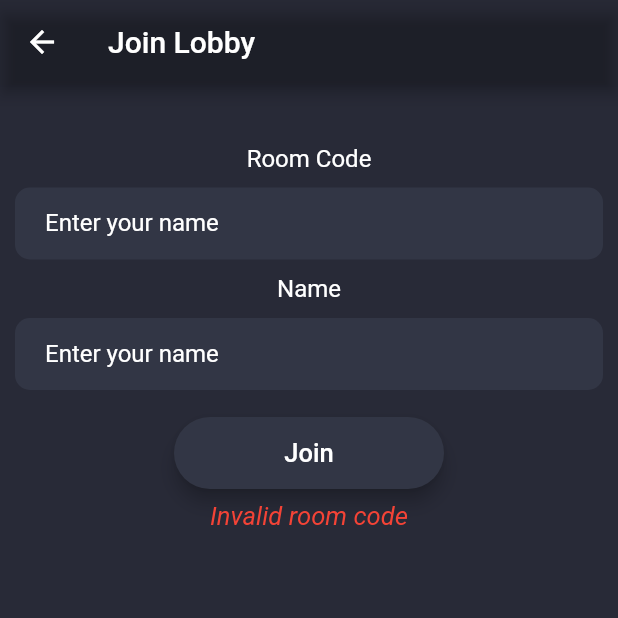
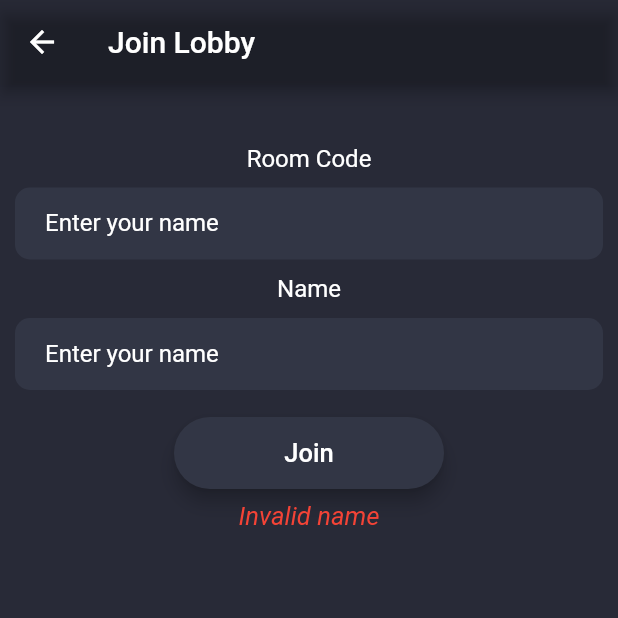
Before and after one commit to NSalberg/GameShowBuzzer, a Flutter app: the RoomPage screen opened by its route, after a tap on "Join", on a phone screen of 412 x 824 dp, the top half of it. Run offline on Flutter 3.47's test engine with Material 2 defaults, Android fonts, the phone set to English and light mode, and no system bars; our stand-ins replace cloud_firestore, firebase_core; accounts and stored records are empty.

Commit message:
changed some formatting

```diff
--- a/lib/views/room_page.dart
+++ b/lib/views/room_page.dart
@@ -17,6 +17,7 @@ class _RoomPageState extends State<RoomPage> {
   String name = "";
   FirebaseFirestore db = FirebaseFirestore.instance;
   bool _visible = false;
+  String _error = '';
 
   @override
   Widget build(BuildContext context) {
@@ -91,26 +92,36 @@ class _RoomPageState extends State<RoomPage> {
                 title: "Join",
                 colour: AppColors.textField,
                   onPressed: () async {
-                    var snap = await db.collection("room").where("room code", isEqualTo: roomCode).get();
-                    if(snap.docs.length == 1){
-                      Navigator.push(
-                          context,
-                          MaterialPageRoute(builder: (context) => BuzzerPage(roomCode: roomCode, name: name,))
-                      );
-                    } else {
+                    if (name == "") {
                       setState(() {
                         _visible = true;
+                        _error = "Invalid name";
                       });
-                    }
-                  },
+                    } else {
+                      var snap = await db.collection("room").where(
+                          "room code", isEqualTo: roomCode).get();
+                      if (snap.docs.length == 1) {
+                        Navigator.push(
+                            context,
+                            MaterialPageRoute(builder: (context) =>
+                                BuzzerPage(roomCode: roomCode, name: name,))
+                        );
+                      } else {
+                        setState(() {
+                          _visible = true;
+                          _error = "Invalid room code";
+                        });
+                      }
+                    };
+                  }
               ),
               Opacity(
                 opacity: _visible ? 1.0 : 0.0,
-                child: const Text(
-                  'Invalid room code',
+                child: Text(
+                  _error,
                   textAlign: TextAlign.center,
                   overflow: TextOverflow.ellipsis,
-                  style: TextStyle(
+                  style: const TextStyle(
                       fontStyle: FontStyle.italic,
                       color: Colors.red,
                     fontSize: 17,
```
Also changed, not shown: lib/views/buzzer_page.dart (+13 -10 lines), lib/views/host_page.dart (+27 -7 lines), lib/widgets/buzzer_button.dart (added, +31 -0 lines).
